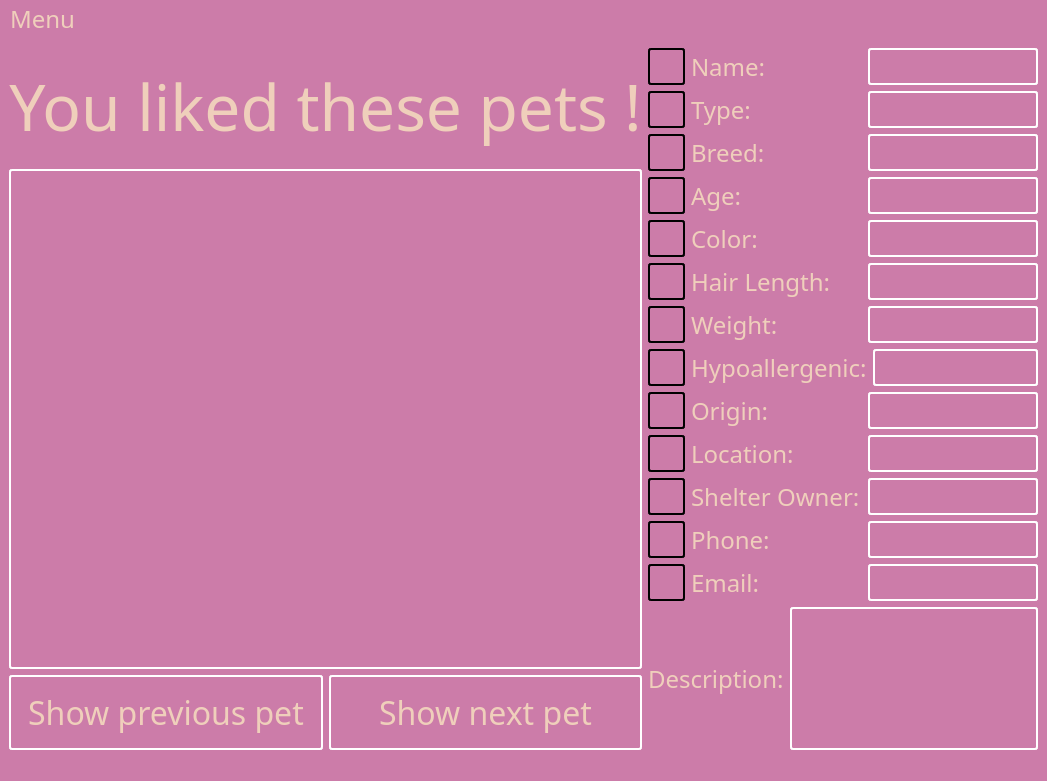
This is breadnbutter/gui/petliked.ui in jacksodl23/cs-205-pet-adoption as Qt 5 draws it before an edit. The edited form follows.
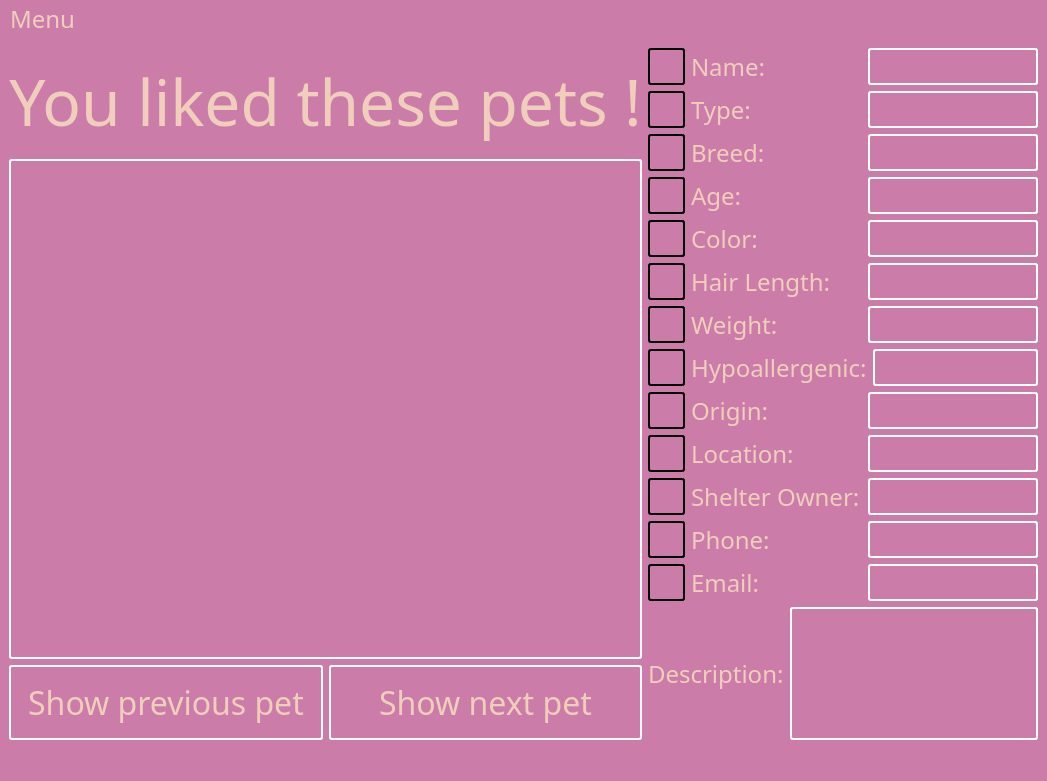
This is the edited form.

Commit message: fixed status bar font

The edit to the form file:
```diff
--- a/breadnbutter/gui/petliked.ui
+++ b/breadnbutter/gui/petliked.ui
@@ -148,15 +148,6 @@
        </color>
       </brush>
      </colorrole>
-     <colorrole role="PlaceholderText">
-      <brush brushstyle="NoBrush">
-       <color alpha="128">
-        <red>239</red>
-        <green>207</green>
-        <blue>187</blue>
-       </color>
-      </brush>
-     </colorrole>
     </active>
     <inactive>
      <colorrole role="WindowText">
@@ -294,15 +285,6 @@
        </color>
       </brush>
      </colorrole>
-     <colorrole role="PlaceholderText">
-      <brush brushstyle="NoBrush">
-       <color alpha="128">
-        <red>239</red>
-        <green>207</green>
-        <blue>187</blue>
-       </color>
-      </brush>
-     </colorrole>
     </inactive>
     <disabled>
      <colorrole role="WindowText">
@@ -440,15 +422,6 @@
        </color>
       </brush>
      </colorrole>
-     <colorrole role="PlaceholderText">
-      <brush brushstyle="NoBrush">
-       <color alpha="128">
-        <red>239</red>
-        <green>207</green>
-        <blue>187</blue>
-       </color>
-      </brush>
-     </colorrole>
     </disabled>
    </palette>
   </property>
@@ -1421,7 +1394,14 @@
    </widget>
    <addaction name="menuBread_and_Butter"/>
   </widget>
-  <widget class="QStatusBar" name="statusbar"/>
+  <widget class="QStatusBar" name="statusbar">
+   <property name="font">
+    <font>
+     <family>Dyuthi</family>
+     <pointsize>14</pointsize>
+    </font>
+   </property>
+  </widget>
   <action name="actionSearch">
    <property name="text">
     <string>Search</string>
```
Left out of the diff: 2 changed lines with no effect on the pictures.
